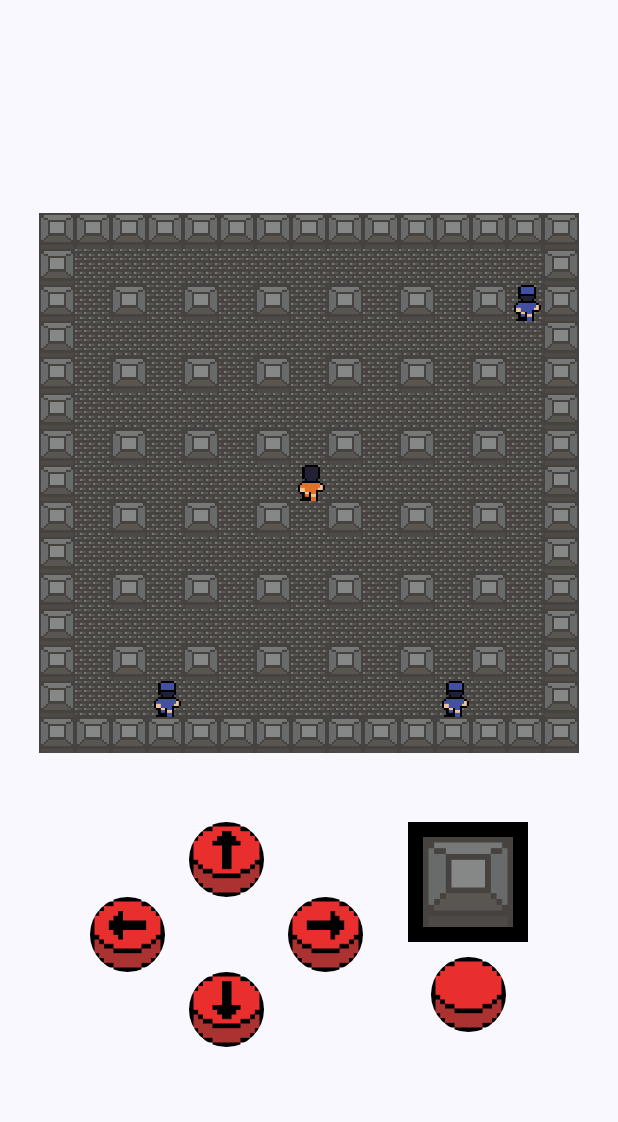
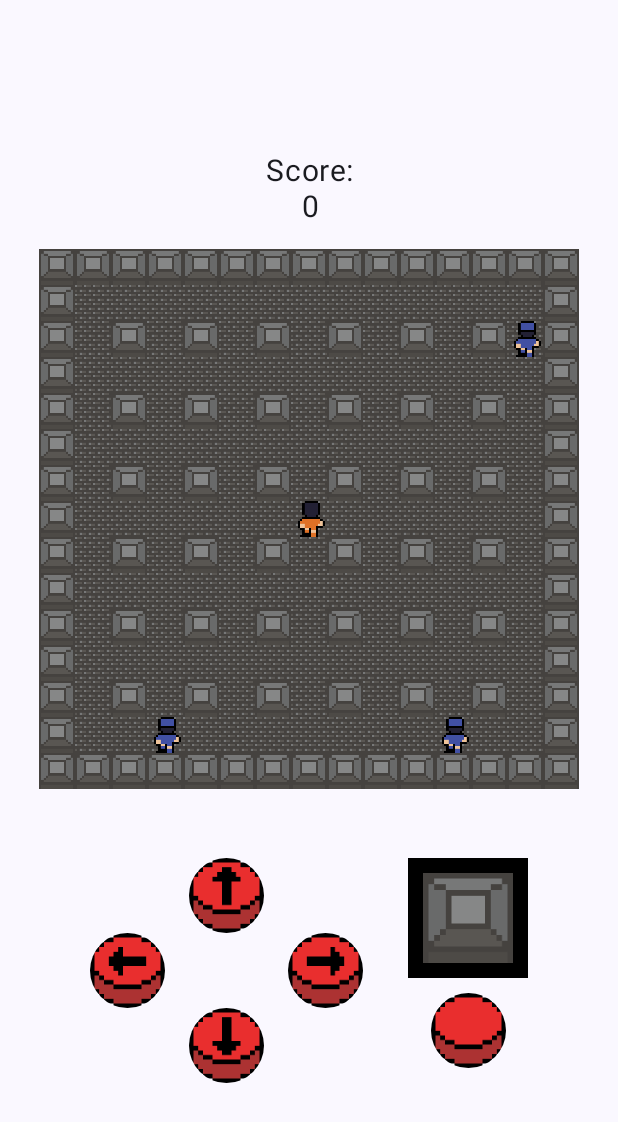
Before and after one commit to OperatorAlexCode/AssignmentC, an Android app built with Jetpack Compose: the composable GameScreen shown on its own in the app's theme, on a phone screen of 412 x 824 dp. Shown: the top 1122 px of the screen. Run offline under Robolectric (Android 15) with nearby library versions, the phone set to English and light mode, and no system bars.

Commit message:
GameScreen now displays the players current score

```diff
--- a/app/src/main/java/com/example/assignmentc/ui/screens/GameScreen.kt
+++ b/app/src/main/java/com/example/assignmentc/ui/screens/GameScreen.kt
@@ -72,8 +72,14 @@ fun GameScreen(
             horizontalAlignment = Alignment.CenterHorizontally,
             verticalArrangement = Arrangement.Center
         ) {
+            ScoreDisplay(gameManager = gameManager)
+
+            //Spacer(modifier = Modifier.height(10.dp))
+
             MazeDisplay(Modifier.padding(16.dp), maze, gameManager/*playerManager,enemyManager*/)
+
             Spacer(modifier = Modifier.height(30.dp))
+
             Row {
                 MovementButtons(
                     onMove = { direction ->
--- /dev/null
+++ b/app/src/main/java/com/example/assignmentc/ui/screens/ScoreDisplay.kt
@@ -0,0 +1,29 @@
+package com.example.assignmentc.ui.screens
+
+import androidx.compose.foundation.layout.Arrangement
+import androidx.compose.foundation.layout.Column
+import androidx.compose.material3.Text
+import androidx.compose.runtime.Composable
+import androidx.compose.ui.Alignment
+import androidx.compose.ui.Modifier
+import androidx.compose.ui.text.style.TextAlign
+import androidx.compose.ui.unit.sp
+import com.example.assignmentc.logic.GameManager
+
+@Composable
+fun ScoreDisplay(modifier: Modifier = Modifier,gameManager: GameManager)
+{
+    Column(
+        modifier = modifier,
+        horizontalAlignment = Alignment.CenterHorizontally,
+        verticalArrangement = Arrangement.Center
+    ) {
+        Text(textAlign = TextAlign.Center,
+            fontSize = 20.sp,
+            text = "Score:")
+
+        Text(textAlign = TextAlign.Center,
+            fontSize = 20.sp,
+            text = gameManager.score.toString())
+    }
+}
```
